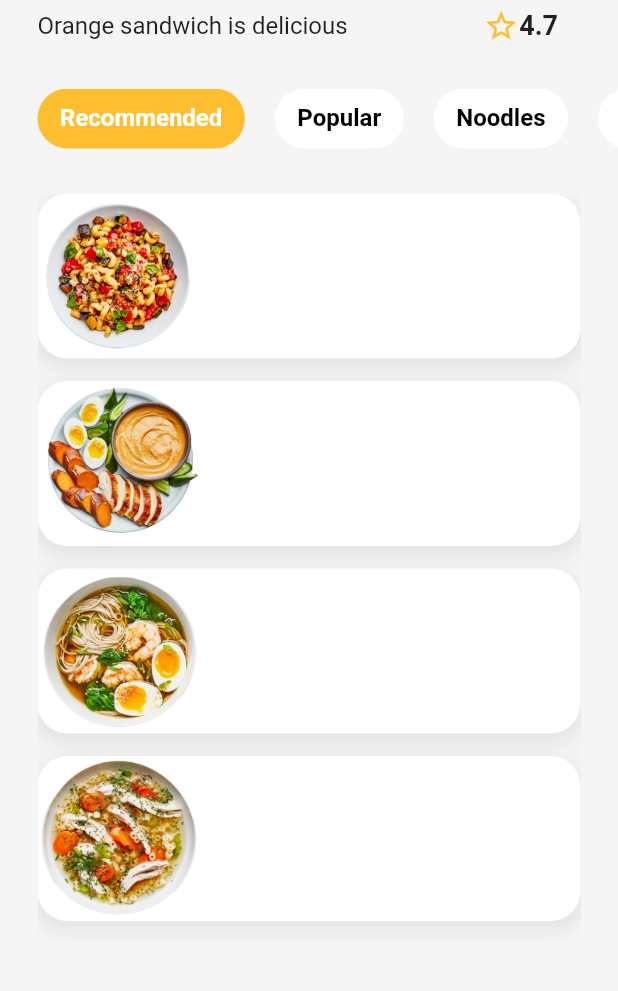
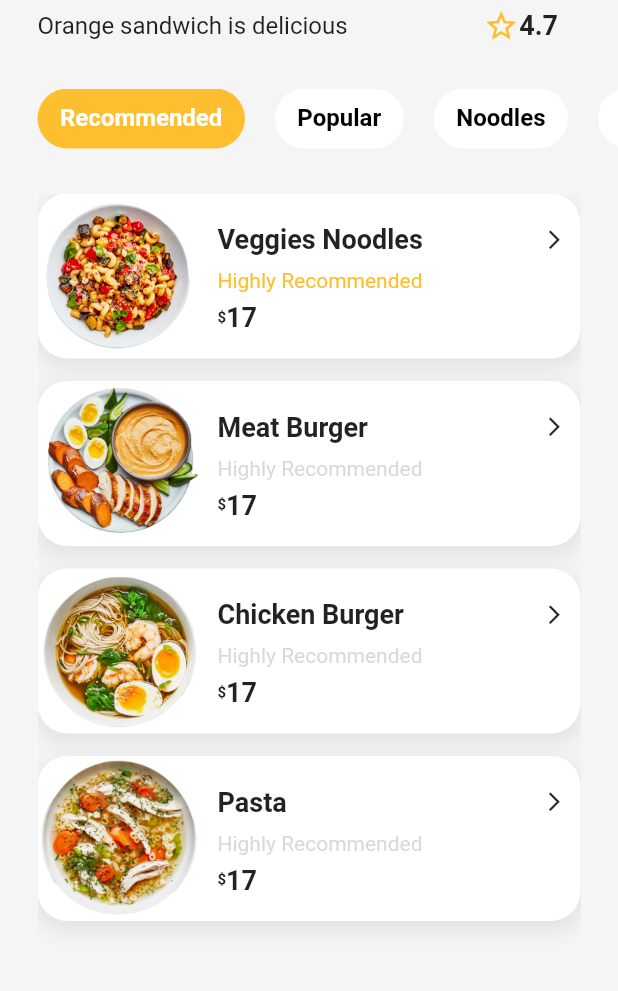
Before and after one commit to KhadijaMakkaoui/Food-Delivery, a Flutter app: the screen it shows after launch, on a phone screen of 412 x 824 dp, the part 240-1231 px from its top. Run offline on Flutter 3.47's test engine with Material 2 defaults, Android fonts, the phone set to English and light mode, and no system bars.

Commit message:
Implement food item details

```diff
--- a/delivery_app/lib/models/food.dart
+++ b/delivery_app/lib/models/food.dart
@@ -35,7 +35,7 @@ class Food {
           }
         ]  ,
         'Our classic burger with a juicy beef patty, fresh lettuce, tomato, and cheese',
-
+          highLight: true
       ),
       Food(
         'assets/images/dish2.png',
@@ -95,7 +95,7 @@ class Food {
           }
         ]  ,
         'Our classic burger with a juicy beef patty, fresh lettuce, tomato, and cheese',
-        highLight: true
+
       ),
       // Add more Food objects as needed
     ];
@@ -120,7 +120,7 @@ class Food {
           }
         ]  ,
         'Our classic burger with a juicy beef patty, fresh lettuce, tomato, and cheese',
-
+          highLight: true
       ),
       Food(
         'assets/images/dish2.png',
@@ -142,46 +142,6 @@ class Food {
         'Our classic burger with a juicy beef patty, fresh lettuce, tomato, and cheese',
 
       ),
-      Food(
-        'assets/images/dish3.png',
-        'Highly Recommended',
-        'Veggies Noodles',
-        '20 min',
-        4.5,
-        '600 kcal',
-        17,
-        0,
-        [
-          {
-            'Noodle': 'assets/images/ingre1.png',
-          },
-          {
-            'Shrimp': 'assets/images/ingre2.png',
-          }
-        ]  ,
-        'Our classic burger with a juicy beef patty, fresh lettuce, tomato, and cheese',
-
-      ),
-      Food(
-          'assets/images/dish4.png',
-          'Highly Recommended',
-          'Pasta',
-          '20 min',
-          4.5,
-          '600 kcal',
-          17,
-          0,
-          [
-            {
-              'Noodle': 'assets/images/ingre1.png',
-            },
-            {
-              'Shrimp': 'assets/images/ingre2.png',
-            }
-          ]  ,
-          'Our classic burger with a juicy beef patty, fresh lettuce, tomato, and cheese',
-          highLight: true
-      ),
       // Add more Food objects as needed
     ];
   }
--- a/delivery_app/lib/widgets/food_item.dart
+++ b/delivery_app/lib/widgets/food_item.dart
@@ -1,3 +1,4 @@
+import 'package:delivery_app/constants/colors.dart';
 import 'package:delivery_app/models/food.dart';
 import 'package:flutter/cupertino.dart';
 import 'package:flutter/material.dart';
@@ -21,15 +22,68 @@ FoodItem(this.food);
             ),
           ],
         ),
-      child:Row(
-        children:[
+        child: Row(children: [
           Container(
             height: 110,
             width: 110,
-                child: Image.asset(food.imgUrl,fit: BoxFit.fitHeight,),
+            child: Image.asset(
+              food.imgUrl,
+              fit: BoxFit.fitHeight,
             ),
+          ),
+          Expanded(
+              child: Container(
+              padding: const EdgeInsets.only(
+              top: 20,
+              left: 10,
+              right: 10,
+              ),
+              child:
+              Column(
+                  crossAxisAlignment: CrossAxisAlignment.start,
+                  children: [
+                    Row(
+                      mainAxisAlignment:MainAxisAlignment.spaceBetween,
+                      children:[
+                        Text(food.name,
+                        style: const TextStyle(
+                          fontSize: 18,
+                          fontWeight: FontWeight.bold,
+                        ),),
+                        const Icon(
+                          Icons.arrow_forward_ios_outlined,
+                          size: 15,
+                        )
                       ]
+                    ),
+                    const SizedBox(height: 5,),
+                    Text(food.desc,
+                        style:TextStyle(
+                          color: food.highLight? kPrimaryColor:Colors.grey.withOpacity(0.4),
+                          height: 1.5,
                         )
-    );
+                    ),
+                    const SizedBox(height: 5,),
+                    Row(
+                      children: [
+                        const Text(
+                          '\$',
+                          style:TextStyle(
+                            fontSize: 10,
+                            fontWeight: FontWeight.bold,
+                          ) ,
+                        ),
+                        Text(
+                          '${food.price}',
+                          style:const TextStyle(
+                            fontSize: 18,
+                            fontWeight: FontWeight.bold,
+                          ) ,
+                        ),
+                      ],
+                    )
+            ]),
+          ))
+        ]));
   }
 }
```
Lines whose indentation alone changed are shown as unchanged.
